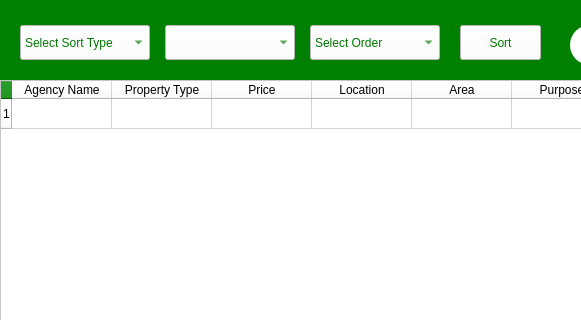
Above: UI/ShowData.ui from Bilal-Basharat/Real-Estate-Management-Python-PyQt- before the change; both pictures show x 0 to 581 and y 0 to 320 of the 800 by 600 pixel window. Below: the same form after it.
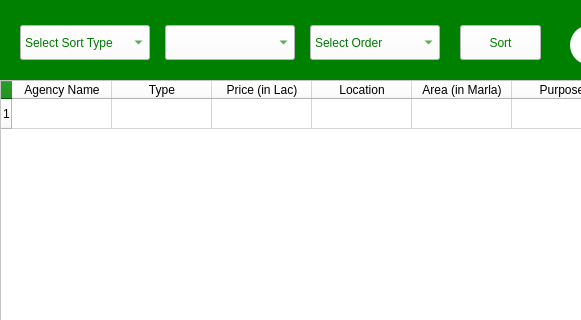
That is the form after the change.

```diff
--- a/UI/ShowData.ui
+++ b/UI/ShowData.ui
@@ -51,12 +51,12 @@
      </column>
      <column>
       <property name="text">
-       <string>Property Type</string>
+       <string>Type</string>
       </property>
      </column>
      <column>
       <property name="text">
-       <string>Price</string>
+       <string>Price (in Lac)</string>
       </property>
      </column>
      <column>
@@ -66,7 +66,7 @@
      </column>
      <column>
       <property name="text">
-       <string>Area</string>
+       <string>Area (in Marla)</string>
       </property>
      </column>
      <column>
```
